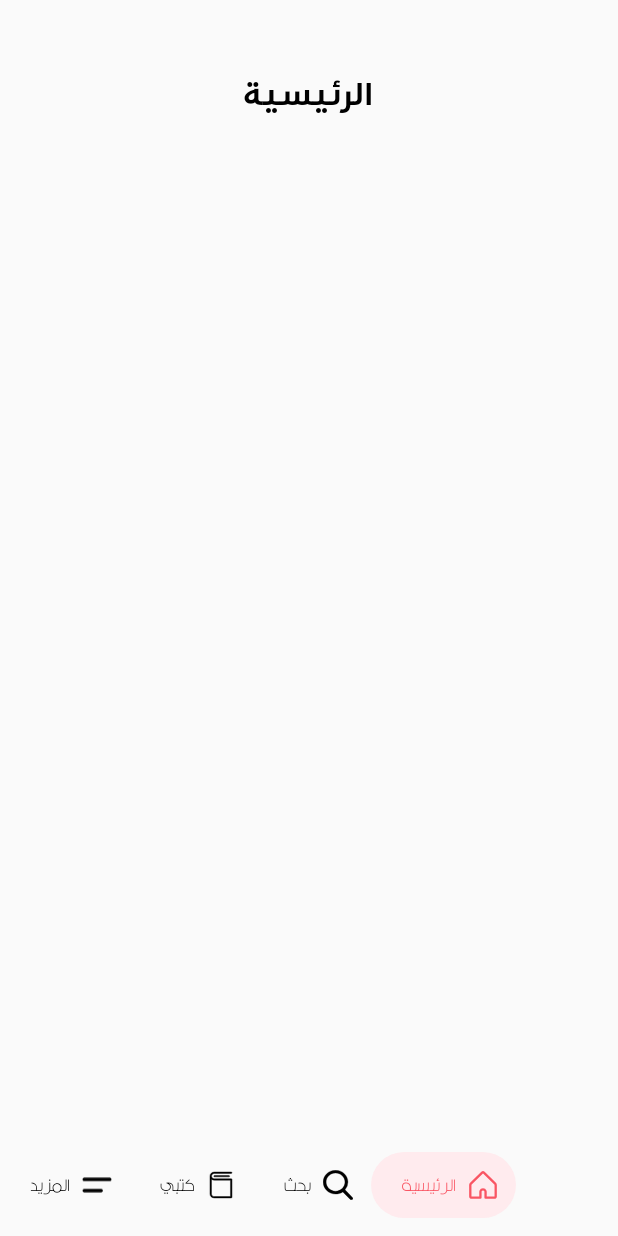
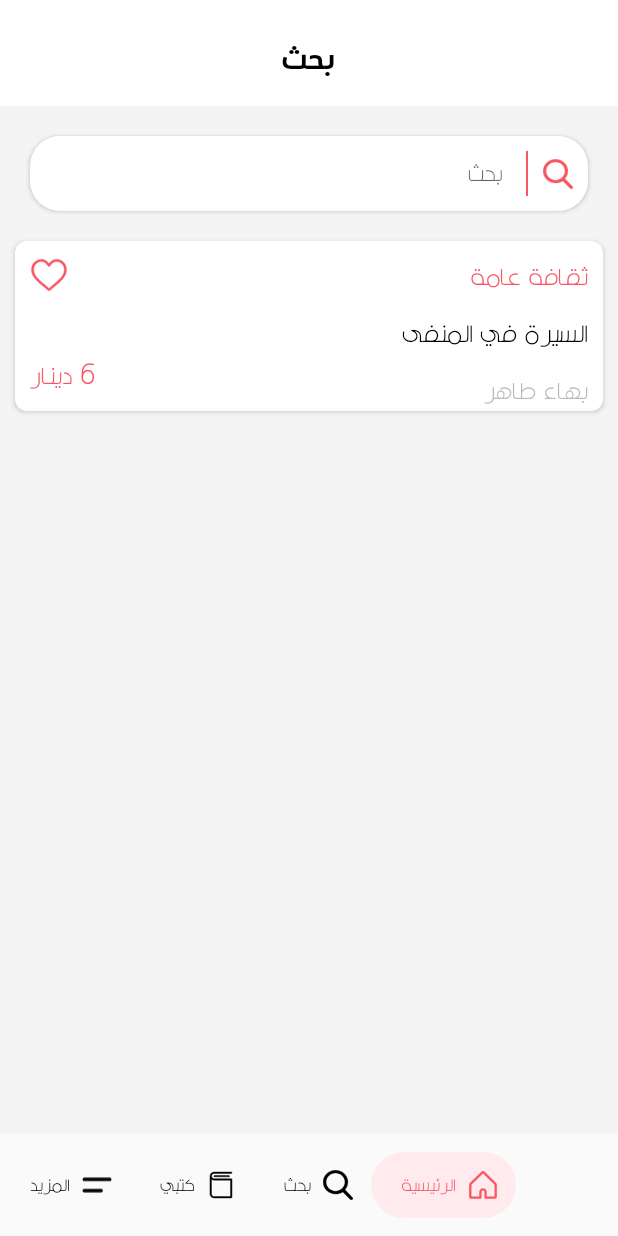
Before and after one commit to Waelahmed99/Notebook, an Android app: the screen it shows after launch (HomeActivity), on a phone screen of 412 x 824 dp. Run offline under Robolectric (Android 15) with nearby library versions, the phone set to English and light mode, and no system bars; 2 statements that could not run were skipped.

Commit message:
Desigining search fragment

```diff
--- a/app/build.gradle
+++ b/app/build.gradle
@@ -29,10 +29,11 @@ dependencies {
     implementation 'androidx.appcompat:appcompat:1.1.0'
     implementation 'androidx.core:core-ktx:1.1.0'
     implementation 'androidx.constraintlayout:constraintlayout:1.1.3'
-    implementation 'com.google.firebase:firebase-database:16.0.4'
+    implementation 'com.google.firebase:firebase-database:19.2.0'
     testImplementation 'junit:junit:4.12'
     androidTestImplementation 'androidx.test.ext:junit:1.1.1'
     androidTestImplementation 'androidx.test.espresso:espresso-core:3.2.0'
 
+    implementation "androidx.cardview:cardview:1.0.0"
     implementation project(':bubblenavigationrtl')
 }
--- a/app/src/main/java/wael/emy/notebook/activities/HomeActivity.kt
+++ b/app/src/main/java/wael/emy/notebook/activities/HomeActivity.kt
@@ -20,7 +20,7 @@ class HomeActivity : AppCompatActivity() {
         super.onCreate(savedInstanceState)
         setContentView(R.layout.activity_home)
 
-        navigateToFragment(maxPosition)
+        navigateToFragment(maxPosition - 1)
         bottom_navigation.setNavigationChangeListener { _, position ->
             navigateToFragment(position)
         }
--- /dev/null
+++ b/app/src/main/res/layout/book_search_model.xml
@@ -0,0 +1,82 @@
+<?xml version="1.0" encoding="utf-8"?>
+<androidx.cardview.widget.CardView xmlns:android="http://schemas.android.com/apk/res/android"
+    xmlns:app="http://schemas.android.com/apk/res-auto"
+    android:orientation="vertical" android:layout_width="match_parent"
+    android:layout_height="500dp"
+    android:layout_margin="50dp"
+    app:cardBackgroundColor="@android:color/transparent"
+    app:cardCornerRadius="8dp">
+
+    <androidx.constraintlayout.widget.ConstraintLayout
+        android:layout_width="match_parent"
+        android:layout_height="match_parent"
+        android:background="#fff">
+
+        <ImageView
+            android:id="@+id/love_img"
+            android:layout_width="45dp"
+            android:layout_height="45dp"
+            android:src="@drawable/ic_love"
+            app:layout_constraintStart_toStartOf="parent"
+            app:layout_constraintTop_toTopOf="parent"
+            android:padding="10dp"
+            android:tint="#f95563"/>
+
+        <TextView
+            android:id="@+id/price"
+            android:layout_width="wrap_content"
+            android:layout_height="wrap_content"
+            android:fontFamily="@font/gulf"
+            android:text="6 دينار"
+            android:textColor="#f95563"
+            app:layout_constraintBottom_toBottomOf="parent"
+            app:layout_constraintStart_toStartOf="parent"
+            android:padding="10dp"
+            android:textSize="19sp"/>
+
+
+        <TextView
+            android:id="@+id/type"
+            android:layout_width="wrap_content"
+            android:layout_height="wrap_content"
+            android:fontFamily="@font/gulf"
+            android:text="ثقافة عامة"
+            android:textColor="#f95563"
+            app:layout_constraintBottom_toTopOf="@+id/name"
+            app:layout_constraintEnd_toEndOf="parent"
+            android:paddingTop ="10dp"
+            android:paddingEnd="10dp"
+            android:textSize="19sp"/>
+
+
+        <TextView
+            android:id="@+id/name"
+            android:layout_width="wrap_content"
+            android:layout_height="wrap_content"
+            android:fontFamily="@font/gulf"
+            android:text="السيرة في المنفى"
+            app:layout_constraintBottom_toBottomOf="parent"
+            app:layout_constraintEnd_toEndOf="parent"
+            app:layout_constraintTop_toTopOf="parent"
+            android:textColor="#000"
+            android:paddingTop ="10dp"
+            android:paddingEnd="10dp"
+            android:textSize="20sp"/>
+
+
+        <TextView
+            android:id="@+id/writer_name"
+            android:layout_width="wrap_content"
+            android:layout_height="wrap_content"
+            android:fontFamily="@font/gulf"
+            android:text="بهاء طاهر"
+            android:textColor="#bcbaba"
+            app:layout_constraintEnd_toEndOf="parent"
+            app:layout_constraintTop_toBottomOf="@+id/name"
+            android:paddingTop ="10dp"
+            android:paddingEnd="10dp"
+            android:textSize="19sp"/>
+
+    </androidx.constraintlayout.widget.ConstraintLayout>
+
+</androidx.cardview.widget.CardView>
--- a/app/src/main/res/layout/fragment_search.xml
+++ b/app/src/main/res/layout/fragment_search.xml
@@ -1,12 +1,91 @@
 <?xml version="1.0" encoding="utf-8"?>
 <RelativeLayout xmlns:android="http://schemas.android.com/apk/res/android"
-    android:orientation="vertical" android:layout_width="match_parent"
-    android:layout_height="match_parent">
+    xmlns:app="http://schemas.android.com/apk/res-auto"
+    xmlns:tools="http://schemas.android.com/tools"
+    android:orientation="vertical"
+    android:layout_width="match_parent"
+    android:layout_height="match_parent"
+    android:background="#f4f4f4">
 
-    <TextView
-        android:layout_width="wrap_content"
+    <RelativeLayout
+       android:layout_width="match_parent"
+       android:layout_height="wrap_content"
+       android:paddingTop="10dp"
+       android:paddingBottom="10dp"
+       android:background="#fff"
+       android:id="@+id/search_heading_layout">
+       <TextView
+           android:layout_width="wrap_content"
+           android:layout_height="wrap_content"
+           android:textSize="20sp"
+           android:textColor="#000"
+           android:fontFamily="@font/gulf_bold"
+           android:text="@string/search"
+           android:layout_centerHorizontal="true"/>
+    </RelativeLayout>
+
+    <androidx.cardview.widget.CardView
+        android:layout_width="match_parent"
         android:layout_height="wrap_content"
-        android:layout_centerInParent="true"
-        android:text="Search"/>
+        android:layout_below="@id/search_heading_layout"
+        android:layout_centerHorizontal="true"
+        android:layout_margin="20dp"
+        app:cardCornerRadius="20dp"
+        app:cardBackgroundColor="@android:color/transparent"
+        android:id="@+id/search_layout">
+
+        <androidx.constraintlayout.widget.ConstraintLayout
+            android:layout_width="match_parent"
+            android:layout_height="wrap_content"
+            android:background="#fff">
+
+            <EditText
+                android:id="@+id/editText"
+                android:layout_width="0dp"
+                android:layout_height="wrap_content"
+                android:background="@null"
+                android:fontFamily="@font/gulf"
+                android:hint="@string/search"
+                android:maxLines="1"
+                android:padding="10dp"
+                app:layout_constraintBottom_toBottomOf="parent"
+                app:layout_constraintEnd_toStartOf="@+id/view"
+                app:layout_constraintStart_toStartOf="parent"
+                app:layout_constraintTop_toTopOf="parent"
+                android:textColor="#000"
+                android:layout_marginEnd="5dp"/>
+
+            <View
+                android:id="@+id/view"
+                android:layout_width="1dp"
+                android:layout_height="30dp"
+                android:layout_margin="10dp"
+                android:background="#f95563"
+                android:padding="10dp"
+                app:layout_constraintTop_toTopOf="parent"
+                app:layout_constraintBottom_toBottomOf="parent"
+                app:layout_constraintEnd_toStartOf="@+id/imageView2" />
+
+            <ImageView
+                android:id="@+id/imageView2"
+                android:layout_width="20dp"
+                android:layout_height="20dp"
+                android:src="@drawable/ic_search"
+                app:layout_constraintBottom_toBottomOf="parent"
+                app:layout_constraintEnd_toEndOf="parent"
+                app:layout_constraintTop_toTopOf="parent"
+                android:layout_margin="10dp"
+                android:tint="#f95563"/>
+
+        </androidx.constraintlayout.widget.ConstraintLayout>
+
+    </androidx.cardview.widget.CardView>
+
+    <include layout="@layout/book_search_model"
+        android:layout_width="match_parent"
+        android:layout_height="wrap_content"
+        android:layout_marginEnd="10dp"
+        android:layout_marginStart="10dp"
+        android:layout_below="@id/search_layout"/>
 
 </RelativeLayout>
--- a/app/src/main/res/values/colors.xml
+++ b/app/src/main/res/values/colors.xml
@@ -2,5 +2,5 @@
 <resources>
     <color name="colorPrimary">#008577</color>
     <color name="colorPrimaryDark">#f95563</color>
-    <color name="colorAccent">#D81B60</color>
+    <color name="colorAccent">#f95563</color>
 </resources>
```
